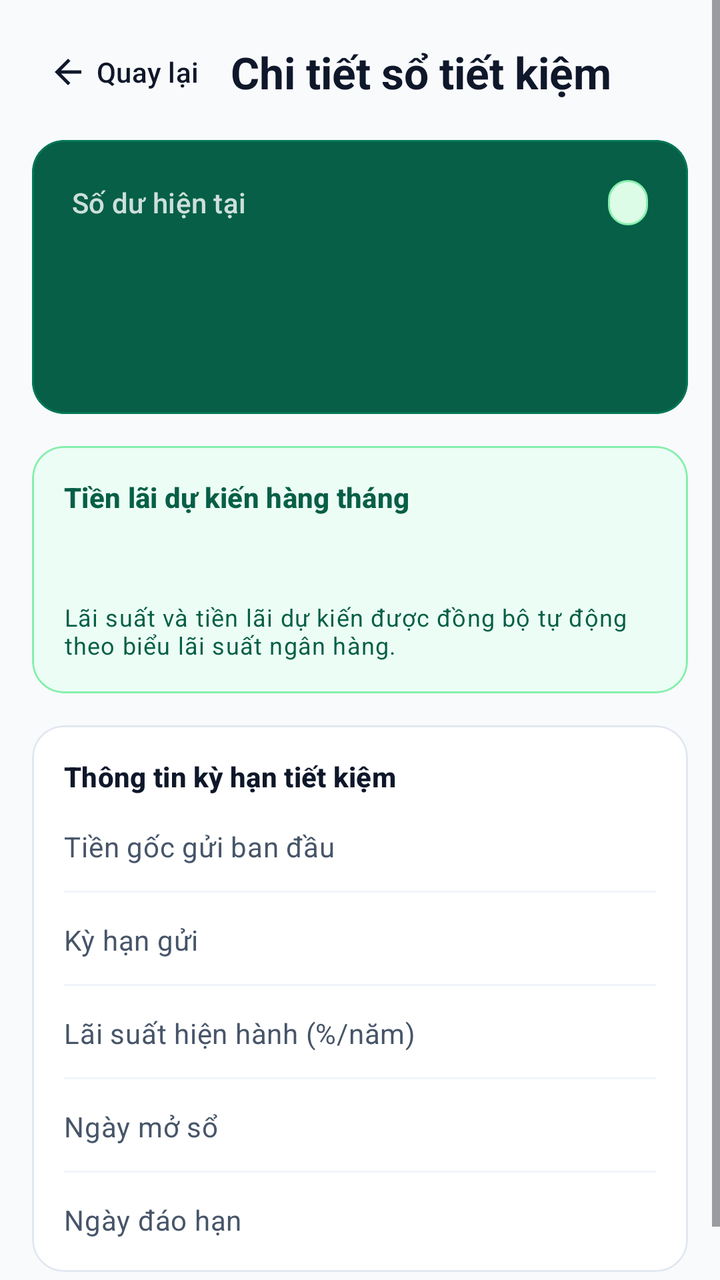
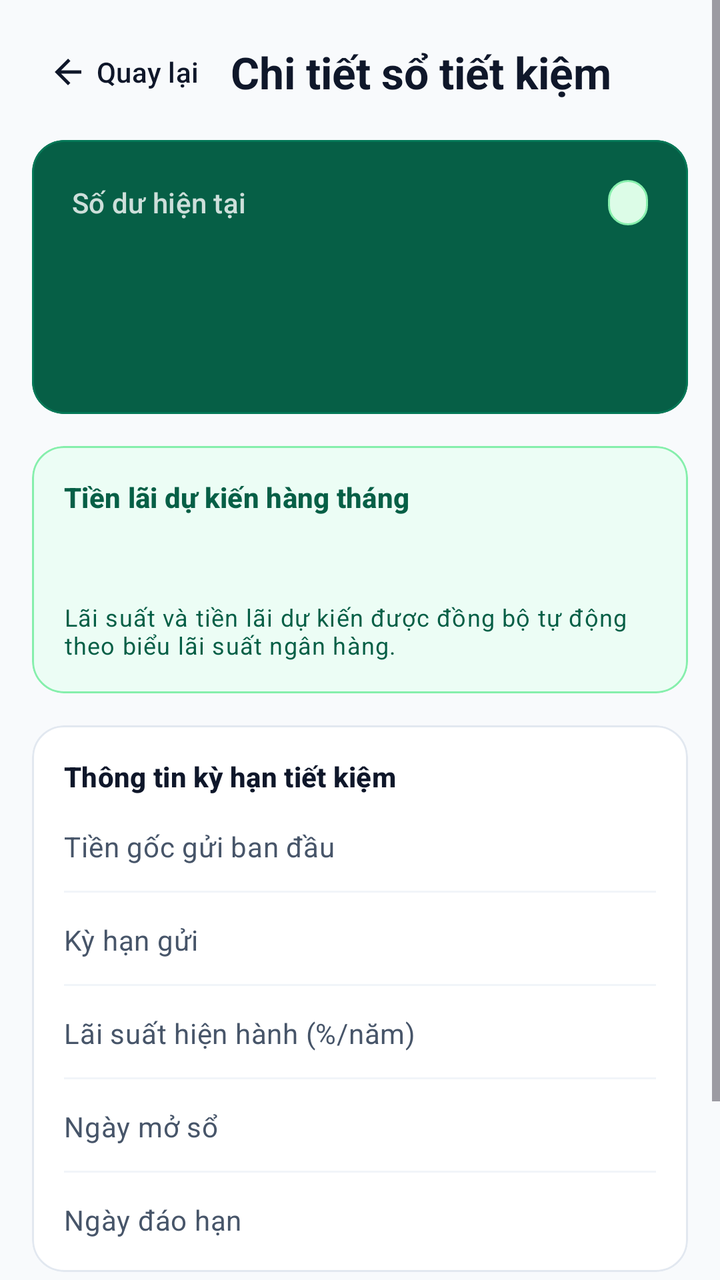

Two renders of the same Android screen: before a commit and after it. Below are the layout's source before the change and the commit's diff.
<!-- AndroidManifest.xml: application theme Theme.NovaPay -->
<!-- res/layout/fragment_saving_detail.xml -->
<?xml version="1.0" encoding="utf-8"?>
<FrameLayout xmlns:android="http://schemas.android.com/apk/res/android"
    xmlns:app="http://schemas.android.com/apk/res-auto"
    android:layout_width="match_parent"
    android:layout_height="match_parent"
    android:background="?android:attr/colorBackground">

    <ScrollView
        android:id="@+id/contentContainer"
        android:layout_width="match_parent"
        android:layout_height="match_parent"
        android:fillViewport="true">

        <LinearLayout
            android:layout_width="match_parent"
            android:layout_height="wrap_content"
            android:orientation="vertical"
            android:padding="@dimen/np_screen_padding">

            
            <LinearLayout
                android:layout_width="match_parent"
                android:layout_height="wrap_content"
                android:gravity="center_vertical"
                android:orientation="horizontal">

                <com.google.android.material.button.MaterialButton
                    android:id="@+id/btnBack"
                    style="@style/Widget.NovaPay.Button.Back"
                    android:layout_width="wrap_content"
                    android:layout_height="wrap_content"
                    android:text="@string/core_action_back" />

                <TextView
                    android:layout_width="0dp"
                    android:layout_height="wrap_content"
                    android:layout_marginStart="4dp"
                    android:layout_weight="1"
                    android:text="@string/core_saving_title"
                    android:textAppearance="?attr/textAppearanceTitleLarge"
                    android:textColor="?attr/colorOnBackground"
                    android:textStyle="bold" />
            </LinearLayout>

            
            <com.google.android.material.card.MaterialCardView
                style="@style/Widget.NovaPay.Card.Outlined"
                android:layout_width="match_parent"
                android:layout_height="wrap_content"
                android:layout_marginTop="14dp"
                app:cardBackgroundColor="@color/np_hero_emerald_bg"
                app:contentPadding="20dp"
                app:strokeColor="@color/np_hero_emerald_stroke">

                <LinearLayout
                    android:layout_width="match_parent"
                    android:layout_height="wrap_content"
                    android:orientation="vertical">

                    <LinearLayout
                        android:layout_width="match_parent"
                        android:layout_height="wrap_content"
                        android:gravity="center_vertical"
                        android:orientation="horizontal">

                        <TextView
                            android:layout_width="0dp"
                            android:layout_height="wrap_content"
                            android:layout_weight="1"
                            android:text="@string/core_account_balance_label"
                            android:textAppearance="?attr/textAppearanceLabelLarge"
                            android:textColor="#CCFFFFFF" />

                        <TextView
                            android:id="@+id/tvStatus"
                            style="@style/Widget.NovaPay.StatusBadge"
                            android:layout_width="wrap_content"
                            android:layout_height="wrap_content"
                            android:background="@drawable/bg_np_badge_verified"
                            android:textColor="@color/novapay_income_positive" />
                    </LinearLayout>

                    <TextView
                        android:id="@+id/tvBalance"
                        android:layout_width="wrap_content"
                        android:layout_height="wrap_content"
                        android:layout_marginTop="8dp"
                        android:fontFeatureSettings="tnum"
                        android:textAppearance="?attr/textAppearanceHeadlineMedium"
                        android:textColor="@color/white"
                        android:textStyle="bold" />

                    <TextView
                        android:id="@+id/tvAccountNumber"
                        android:layout_width="wrap_content"
                        android:layout_height="wrap_content"
                        android:layout_marginTop="10dp"
                        android:fontFeatureSettings="tnum"
                        android:letterSpacing="0.06"
                        android:textAppearance="?attr/textAppearanceTitleSmall"
                        android:textColor="#E6FFFFFF" />
                </LinearLayout>
            </com.google.android.material.card.MaterialCardView>

            
            <com.google.android.material.card.MaterialCardView
                style="@style/Widget.NovaPay.Card.Outlined"
                android:layout_width="match_parent"
                android:layout_height="wrap_content"
                android:layout_marginTop="16dp"
                app:cardBackgroundColor="@color/np_accent_emerald_soft"
                app:contentPadding="16dp"
                app:strokeColor="@color/np_badge_verified_stroke">

                <LinearLayout
                    android:layout_width="match_parent"
                    android:layout_height="wrap_content"
                    android:orientation="vertical">

                    <TextView
                        android:layout_width="wrap_content"
                        android:layout_height="wrap_content"
                        android:text="@string/core_saving_monthly_profit_label"
                        android:textAppearance="?attr/textAppearanceLabelLarge"
                        android:textColor="@color/np_accent_emerald_ink"
                        android:textStyle="bold" />

                    <TextView
                        android:id="@+id/tvMonthlyProfit"
                        android:layout_width="wrap_content"
                        android:layout_height="wrap_content"
                        android:layout_marginTop="4dp"
                        android:fontFeatureSettings="tnum"
                        android:textAppearance="?attr/textAppearanceHeadlineSmall"
                        android:textColor="@color/novapay_income_positive"
                        android:textStyle="bold" />

                    <TextView
                        android:layout_width="wrap_content"
                        android:layout_height="wrap_content"
                        android:layout_marginTop="6dp"
                        android:text="@string/core_saving_realtime_note"
                        android:textAppearance="?attr/textAppearanceBodySmall"
                        android:textColor="@color/np_accent_emerald_ink" />
                </LinearLayout>
            </com.google.android.material.card.MaterialCardView>

            
            <com.google.android.material.card.MaterialCardView
                style="@style/Widget.NovaPay.Card.Outlined"
                android:layout_width="match_parent"
                android:layout_height="wrap_content"
                android:layout_marginTop="16dp"
                android:layout_marginBottom="16dp"
                app:contentPadding="16dp">

                <LinearLayout
                    android:layout_width="match_parent"
                    android:layout_height="wrap_content"
                    android:orientation="vertical">

                    <TextView
                        android:layout_width="wrap_content"
                        android:layout_height="wrap_content"
                        android:text="@string/core_saving_details_section"
                        android:textAppearance="?attr/textAppearanceTitleSmall"
                        android:textColor="?attr/colorOnSurface"
                        android:textStyle="bold" />

                    <LinearLayout
                        android:layout_width="match_parent"
                        android:layout_height="wrap_content"
                        android:layout_marginTop="14dp"
                        android:orientation="horizontal">

                        <TextView
                            android:layout_width="0dp"
                            android:layout_height="wrap_content"
                            android:layout_weight="1"
                            android:text="@string/core_saving_principal_label"
                            android:textAppearance="?attr/textAppearanceBodyMedium"
                            android:textColor="?attr/colorOnSurfaceVariant" />

                        <TextView
                            android:id="@+id/tvPrincipal"
                            android:layout_width="wrap_content"
                            android:layout_height="wrap_content"
                            android:fontFeatureSettings="tnum"
                            android:textAppearance="?attr/textAppearanceBodyLarge"
                            android:textColor="?attr/colorOnSurface"
                            android:textStyle="bold" />
                    </LinearLayout>

                    <View
                        android:layout_width="match_parent"
                        android:layout_height="1dp"
                        android:layout_marginVertical="12dp"
                        android:background="@color/np_divider_subtle" />

                    <LinearLayout
                        android:layout_width="match_parent"
                        android:layout_height="wrap_content"
                        android:orientation="horizontal">

                        <TextView
                            android:layout_width="0dp"
                            android:layout_height="wrap_content"
                            android:layout_weight="1"
                            android:text="@string/core_saving_term_label"
                            android:textAppearance="?attr/textAppearanceBodyMedium"
                            android:textColor="?attr/colorOnSurfaceVariant" />

                        <TextView
                            android:id="@+id/tvTermMonths"
                            android:layout_width="wrap_content"
                            android:layout_height="wrap_content"
                            android:fontFeatureSettings="tnum"
                            android:textAppearance="?attr/textAppearanceBodyLarge"
                            android:textColor="?attr/colorOnSurface"
                            android:textStyle="bold" />
                    </LinearLayout>

                    <View
                        android:layout_width="match_parent"
                        android:layout_height="1dp"
                        android:layout_marginVertical="12dp"
                        android:background="@color/np_divider_subtle" />

                    <LinearLayout
                        android:layout_width="match_parent"
                        android:layout_height="wrap_content"
                        android:orientation="horizontal">

                        <TextView
                            android:layout_width="0dp"
                            android:layout_height="wrap_content"
                            android:layout_weight="1"
                            android:text="@string/core_saving_rate_label"
                            android:textAppearance="?attr/textAppearanceBodyMedium"
                            android:textColor="?attr/colorOnSurfaceVariant" />

                        <TextView
                            android:id="@+id/tvAnnualRate"
                            android:layout_width="wrap_content"
                            android:layout_height="wrap_content"
                            android:fontFeatureSettings="tnum"
                            android:textAppearance="?attr/textAppearanceBodyLarge"
                            android:textColor="@color/novapay_income_positive"
                            android:textStyle="bold" />
                    </LinearLayout>

                    <View
                        android:layout_width="match_parent"
                        android:layout_height="1dp"
                        android:layout_marginVertical="12dp"
                        android:background="@color/np_divider_subtle" />

                    <LinearLayout
                        android:layout_width="match_parent"
                        android:layout_height="wrap_content"
                        android:orientation="horizontal">

                        <TextView
                            android:layout_width="0dp"
                            android:layout_height="wrap_content"
                            android:layout_weight="1"
                            android:text="@string/core_saving_opened_date_label"
                            android:textAppearance="?attr/textAppearanceBodyMedium"
                            android:textColor="?attr/colorOnSurfaceVariant" />

                        <TextView
                            android:id="@+id/tvOpenedDate"
                            android:layout_width="wrap_content"
                            android:layout_height="wrap_content"
                            android:fontFeatureSettings="tnum"
                            android:textAppearance="?attr/textAppearanceBodyLarge"
                            android:textColor="?attr/colorOnSurface" />
                    </LinearLayout>

                    <View
                        android:layout_width="match_parent"
                        android:layout_height="1dp"
                        android:layout_marginVertical="12dp"
                        android:background="@color/np_divider_subtle" />

                    <LinearLayout
                        android:layout_width="match_parent"
                        android:layout_height="wrap_content"
                        android:orientation="horizontal">

                        <TextView
                            android:layout_width="0dp"
                            android:layout_height="wrap_content"
                            android:layout_weight="1"
                            android:text="@string/core_saving_maturity_date_label"
                            android:textAppearance="?attr/textAppearanceBodyMedium"
                            android:textColor="?attr/colorOnSurfaceVariant" />

                        <TextView
                            android:id="@+id/tvMaturityDate"
                            android:layout_width="wrap_content"
                            android:layout_height="wrap_content"
                            android:fontFeatureSettings="tnum"
                            android:textAppearance="?attr/textAppearanceBodyLarge"
                            android:textColor="?attr/colorOnSurface"
                            android:textStyle="bold" />
                    </LinearLayout>
                </LinearLayout>
            </com.google.android.material.card.MaterialCardView>
        </LinearLayout>
    </ScrollView>

    <include
        android:id="@+id/stateLoading"
        layout="@layout/view_loading_state" />

    <include
        android:id="@+id/stateEmpty"
        layout="@layout/view_empty_state" />

    <include
        android:id="@+id/stateError"
        layout="@layout/view_error_state" />
</FrameLayout>
<!-- res/layout/view_loading_state.xml (included above) -->
<?xml version="1.0" encoding="utf-8"?>
<LinearLayout xmlns:android="http://schemas.android.com/apk/res/android"
    xmlns:app="http://schemas.android.com/apk/res-auto"
    android:id="@+id/layoutLoadingRoot"
    android:layout_width="match_parent"
    android:layout_height="match_parent"
    android:background="?android:attr/colorBackground"
    android:clickable="true"
    android:focusable="true"
    android:gravity="center"
    android:orientation="vertical"
    android:padding="@dimen/np_space_2xl"
    android:visibility="gone">

    <com.google.android.material.card.MaterialCardView
        style="@style/Widget.NovaPay.Card.Outlined"
        android:layout_width="wrap_content"
        android:layout_height="wrap_content"
        app:contentPadding="24dp">

        <LinearLayout
            android:layout_width="wrap_content"
            android:layout_height="wrap_content"
            android:gravity="center"
            android:minWidth="180dp"
            android:orientation="vertical">

            <com.google.android.material.progressindicator.CircularProgressIndicator
                android:id="@+id/progressLoading"
                android:layout_width="wrap_content"
                android:layout_height="wrap_content"
                android:indeterminate="true"
                app:indicatorColor="@color/np_accent_emerald"
                app:indicatorSize="40dp"
                app:trackColor="@color/np_border_hairline"
                app:trackCornerRadius="4dp"
                app:trackThickness="3.5dp" />

            <TextView
                android:id="@+id/tvLoadingMessage"
                android:layout_width="wrap_content"
                android:layout_height="wrap_content"
                android:layout_marginTop="14dp"
                android:gravity="center"
                android:text="@string/state_loading_message"
                android:textAppearance="?attr/textAppearanceBodyMedium"
                android:textColor="?attr/colorOnSurfaceVariant"
                android:textStyle="bold" />
        </LinearLayout>
    </com.google.android.material.card.MaterialCardView>

</LinearLayout>
<!-- res/layout/view_empty_state.xml (included above) -->
<?xml version="1.0" encoding="utf-8"?>
<LinearLayout xmlns:android="http://schemas.android.com/apk/res/android"
    xmlns:app="http://schemas.android.com/apk/res-auto"
    android:id="@+id/layoutEmptyRoot"
    android:layout_width="match_parent"
    android:layout_height="match_parent"
    android:gravity="center"
    android:orientation="vertical"
    android:padding="@dimen/np_space_2xl"
    android:visibility="gone">

    <FrameLayout
        android:layout_width="64dp"
        android:layout_height="64dp"
        android:background="@drawable/bg_np_circle_soft_neutral">

        <ImageView
            android:layout_width="28dp"
            android:layout_height="28dp"
            android:layout_gravity="center"
            android:importantForAccessibility="no"
            android:src="@drawable/ic_np_empty_box"
            app:tint="?attr/colorOnSurfaceVariant" />
    </FrameLayout>

    <TextView
        android:id="@+id/tvEmptyTitle"
        android:layout_width="wrap_content"
        android:layout_height="wrap_content"
        android:layout_marginTop="16dp"
        android:gravity="center"
        android:maxWidth="300dp"
        android:text="@string/state_empty_title"
        android:textAppearance="?attr/textAppearanceTitleMedium"
        android:textColor="?attr/colorOnSurface"
        android:textStyle="bold" />

    <TextView
        android:id="@+id/tvEmptySubtitle"
        android:layout_width="wrap_content"
        android:layout_height="wrap_content"
        android:layout_marginTop="6dp"
        android:gravity="center"
        android:lineSpacingExtra="2dp"
        android:maxWidth="300dp"
        android:text="@string/state_empty_subtitle"
        android:textAppearance="?attr/textAppearanceBodyMedium"
        android:textColor="?attr/colorOnSurfaceVariant" />

</LinearLayout>
<!-- res/layout/view_error_state.xml (included above) -->
<?xml version="1.0" encoding="utf-8"?>
<LinearLayout xmlns:android="http://schemas.android.com/apk/res/android"
    xmlns:app="http://schemas.android.com/apk/res-auto"
    android:id="@+id/layoutErrorRoot"
    android:layout_width="match_parent"
    android:layout_height="match_parent"
    android:gravity="center"
    android:orientation="vertical"
    android:padding="@dimen/np_space_2xl"
    android:visibility="gone">

    <FrameLayout
        android:layout_width="64dp"
        android:layout_height="64dp"
        android:background="@drawable/bg_np_circle_soft_danger">

        <ImageView
            android:layout_width="28dp"
            android:layout_height="28dp"
            android:layout_gravity="center"
            android:importantForAccessibility="no"
            android:src="@drawable/ic_np_error_alert"
            app:tint="@color/novapay_expense_negative" />
    </FrameLayout>

    <TextView
        android:id="@+id/tvErrorTitle"
        android:layout_width="wrap_content"
        android:layout_height="wrap_content"
        android:layout_marginTop="16dp"
        android:gravity="center"
        android:maxWidth="300dp"
        android:text="@string/state_error_title"
        android:textAppearance="?attr/textAppearanceTitleMedium"
        android:textColor="?attr/colorOnSurface"
        android:textStyle="bold" />

    <TextView
        android:id="@+id/tvErrorMessage"
        android:layout_width="wrap_content"
        android:layout_height="wrap_content"
        android:layout_marginTop="6dp"
        android:gravity="center"
        android:lineSpacingExtra="2dp"
        android:maxWidth="300dp"
        android:text="@string/state_error_default_message"
        android:textAppearance="?attr/textAppearanceBodyMedium"
        android:textColor="?attr/colorOnSurfaceVariant" />

    <com.google.android.material.button.MaterialButton
        android:id="@+id/btnRetry"
        style="@style/Widget.NovaPay.Button.Primary"
        android:layout_width="wrap_content"
        android:layout_height="wrap_content"
        android:layout_marginTop="20dp"
        android:minWidth="160dp"
        android:text="@string/state_action_retry"
        app:icon="@drawable/ic_modc_refresh"
        app:iconGravity="textStart" />

</LinearLayout>
<!-- resources referenced by this layout -->
<resources>
  <color name="novapay_expense_negative">#FFDC2626</color>
  <color name="novapay_income_positive">#FF16A34A</color>
  <color name="np_accent_emerald">#FF059669</color>
  <color name="np_accent_emerald_ink">#FF065F46</color>
  <color name="np_accent_emerald_soft">#FFECFDF5</color>
  <color name="np_badge_verified_stroke">#FF86EFAC</color>
  <color name="np_border_hairline">#FFE2E8F0</color>
  <color name="np_divider_subtle">#FFF1F5F9</color>
  <color name="np_hero_emerald_bg">#FF065F46</color>
  <color name="np_hero_emerald_stroke">#FF047857</color>
  <color name="white">#FFFFFFFF</color>
  <dimen name="np_screen_padding">16dp</dimen>
  <dimen name="np_space_2xl">24dp</dimen>
  <string name="core_action_back">Quay lại</string>
  <string name="core_saving_term_label">Kỳ hạn gửi</string>
  <string name="state_action_retry">Thử lại</string>
  <string name="state_empty_title">Chưa có dữ liệu</string>
  <string name="state_error_title">Đã xảy ra lỗi</string>
  <color name="np_badge_verified_bg">#FFDCFCE7</color>
  <dimen name="np_badge_radius">999dp</dimen>
  <color name="np_badge_locked_bg">#FFFEE2E2</color>
  <color name="np_badge_locked_stroke">#FFFECACA</color>
  <color name="np_badge_neutral_bg">#FFF1F5F9</color>
  <dimen name="np_control_radius">12dp</dimen>
  <dimen name="np_button_height">50dp</dimen>
  <dimen name="np_card_radius">16dp</dimen>
  <dimen name="np_border_hairline">1dp</dimen>
  <color name="np_badge_neutral_stroke">#FFE2E8F0</color>
  <color name="md_theme_light_primary">#FF0F172A</color>
  <color name="md_theme_light_onPrimary">#FFFFFFFF</color>
  <color name="md_theme_light_secondary">#FF059669</color>
  <color name="md_theme_light_onSecondary">#FFFFFFFF</color>
  <color name="md_theme_light_tertiary">#FFD97706</color>
  <color name="md_theme_light_onTertiary">#FFFFFFFF</color>
  <color name="md_theme_light_error">#FFDC2626</color>
  <color name="md_theme_light_onError">#FFFFFFFF</color>
  <color name="md_theme_light_errorContainer">#FFFEE2E2</color>
  <color name="md_theme_light_background">#FFF8FAFC</color>
  <color name="md_theme_light_onBackground">#FF0F172A</color>
  <color name="md_theme_light_surface">#FFFFFFFF</color>
  <color name="md_theme_light_onSurface">#FF0F172A</color>
  <color name="md_theme_light_surfaceVariant">#FFF1F5F9</color>
  <color name="md_theme_light_outline">#FFCBD5E1</color>
  <color name="md_theme_light_outlineVariant">#FFE2E8F0</color>
  <color name="ic_launcher_background">#0F172A</color>
  <!-- unchanged entries left out for length: 39 -->
</resources>

<!-- the commit's change to res/layout/fragment_saving_detail.xml (unified diff, before → after) -->
@@ -307,6 +307,25 @@
                     </LinearLayout>
                 </LinearLayout>
             </com.google.android.material.card.MaterialCardView>
+
+            <com.google.android.material.button.MaterialButton
+                android:id="@+id/btnSettleSaving"
+                style="@style/Widget.NovaPay.Button.Primary"
+                android:layout_width="match_parent"
+                android:layout_height="wrap_content"
+                android:text="@string/core_saving_settle_action"
+                android:visibility="gone" />
+
+            <com.google.android.material.button.MaterialButton
+                android:id="@+id/btnOpenNewSaving"
+                style="@style/Widget.NovaPay.Button.Outlined"
+                android:layout_width="match_parent"
+                android:layout_height="wrap_content"
+                android:layout_marginTop="10dp"
+                android:layout_marginBottom="16dp"
+                android:text="@string/core_saving_open_another_action"
+                app:icon="@drawable/ic_np_savings"
+                app:iconGravity="textStart" />
         </LinearLayout>
     </ScrollView>
 
<!-- resource entries referenced after the edit -->
@@ -13,11 +13,33 @@
   <color name="white">#FFFFFFFF</color>
   <dimen name="np_screen_padding">16dp</dimen>
   <dimen name="np_space_2xl">24dp</dimen>
+  <!-- drawable ic_np_savings (drawable) -->
+  <?xml version="1.0" encoding="utf-8"?>
+  <vector xmlns:android="http://schemas.android.com/apk/res/android"
+      android:width="24dp"
+      android:height="24dp"
+      android:viewportWidth="24"
+      android:viewportHeight="24">
+      <path
+          android:fillColor="#FF000000"
+          android:pathData="M11.8,10.9c-2.27,-0.59 -3,-1.2 -3,-2.15c0,-1.09 1.01,-1.85 2.7,-1.85c1.78,0 2.44,0.85 2.5,2.1h2.21c-0.07,-1.72 -1.12,-3.3 -3.21,-3.81V3h-3v2.16c-1.94,0.42 -3.5,1.68 -3.5,3.61c0,2.31 1.91,3.46 4.7,4.13c2.5,0.6 3,1.48 3,2.41c0,0.69 -0.49,1.79 -2.7,1.79c-2.06,0 -2.87,-0.92 -2.98,-2.1h-2.2c0.12,2.19 1.76,3.42 3.68,3.83V21h3v-2.15c1.95,-0.37 3.5,-1.5 3.5,-3.55c0,-2.84 -2.43,-3.81 -4.7,-4.4z" />
+  </vector>
   <string name="core_action_back">Quay lại</string>
+  <string name="core_saving_open_another_action">Mở thêm sổ tiết kiệm mới</string>
+  <string name="core_saving_settle_action">Tất toán sổ tiết kiệm</string>
   <string name="core_saving_term_label">Kỳ hạn gửi</string>
   <string name="state_action_retry">Thử lại</string>
   <string name="state_empty_title">Chưa có dữ liệu</string>
   <string name="state_error_title">Đã xảy ra lỗi</string>
+  <style name="Widget.NovaPay.Button.Outlined" parent="Widget.Material3.Button.OutlinedButton">
+          <item name="android:minHeight">@dimen/np_button_height</item>
+          <item name="cornerRadius">@dimen/np_control_radius</item>
+          <item name="android:textAllCaps">false</item>
+          <item name="android:textStyle">bold</item>
+          <item name="strokeColor">@color/np_border_control</item>
+          <item name="strokeWidth">@dimen/np_border_hairline</item>
+          <item name="android:textColor">?attr/colorOnSurface</item>
+      </style>
   <color name="np_badge_verified_bg">#FFDCFCE7</color>
   <dimen name="np_badge_radius">999dp</dimen>
   <color name="np_badge_locked_bg">#FFFEE2E2</color>
@@ -25,6 +47,7 @@
   <color name="np_badge_neutral_bg">#FFF1F5F9</color>
   <dimen name="np_control_radius">12dp</dimen>
   <dimen name="np_button_height">50dp</dimen>
+  <color name="np_border_control">#FFCBD5E1</color>
   <dimen name="np_card_radius">16dp</dimen>
   <dimen name="np_border_hairline">1dp</dimen>
   <color name="np_badge_neutral_stroke">#FFE2E8F0</color>
